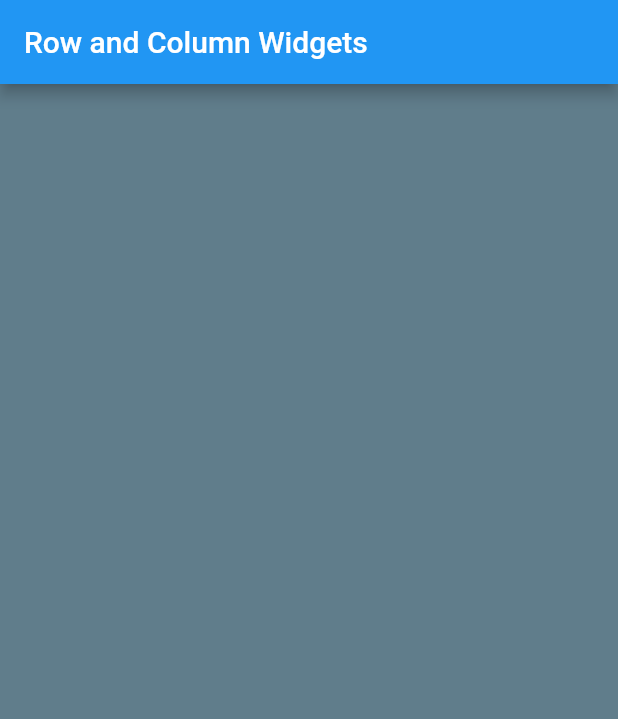
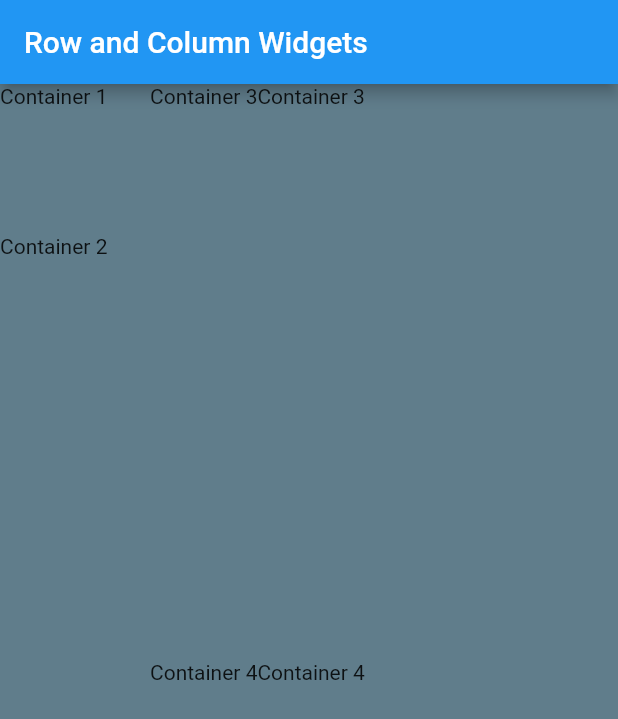
Before and after one commit to tleclair1/FlutterApp01_TripopeLeclair, a Flutter app: the screen it shows after launch, on a phone screen of 412 x 824 dp. Shown: the top 719 px of the screen. Run offline on Flutter 3.47's test engine with Material 2 defaults, Android fonts, the phone set to English and light mode, and no system bars.

Commit message:
Setup column two and three

```diff
--- a/flutter_app_01_ui_layout/lib/main.dart
+++ b/flutter_app_01_ui_layout/lib/main.dart
@@ -17,12 +17,22 @@ class MyApp extends StatelessWidget {
         ),
         body: Row(
           children: [
-            Column(
+            buildColumnOne(),
+            buildColumnTwo(),
+            buildColumnThree(),
+          ],
+        ),
+      ),
+    );
+  }
+
+  Widget buildColumnOne() => Column(
         children: [
           Container(
             height: 100.0,
             width: 100.0,
             decoration: BoxDecoration(),
+            child: Text("Container 1"),
           ),
           Transform.rotate(
             angle: 0,
@@ -30,19 +40,35 @@ class MyApp extends StatelessWidget {
               height: 100.0,
               width: 100.0,
               decoration: BoxDecoration(),
+              child: Text("Container 2"),
             ),
           ),
         ],
+      );
+
+  Widget buildColumnTwo() => Column(
+        children: [
+          Expanded(
+            flex: 1,
+            child: Text("Container 3"),
           ),
-            Column(
-              children: [],
-            ),
-            Column(
-              children: [],
+          Expanded(
+            flex: 1,
+            child: Text("Container 4"),
           ),
         ],
+      );
+
+  Widget buildColumnThree() => Column(
+        children: [
+          Expanded(
+            flex: 1,
+            child: Text("Container 3"),
           ),
+          Expanded(
+            flex: 1,
+            child: Text("Container 4"),
           ),
+        ],
       );
 }
-}
```
Lines whose indentation alone changed are shown as unchanged.
